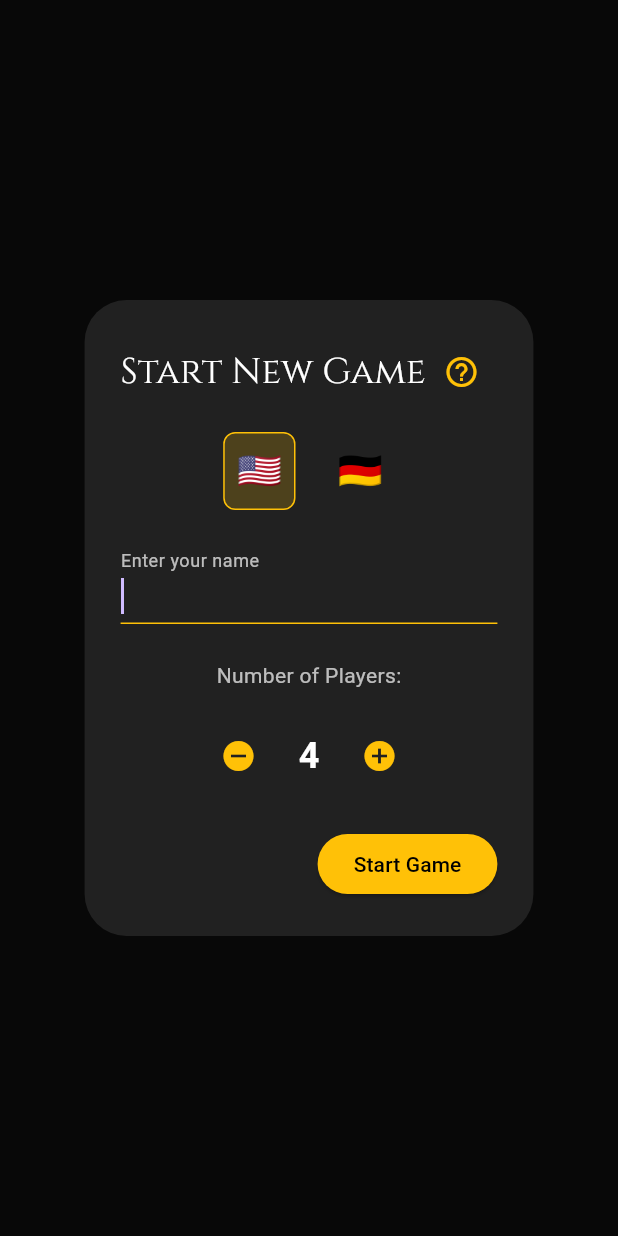
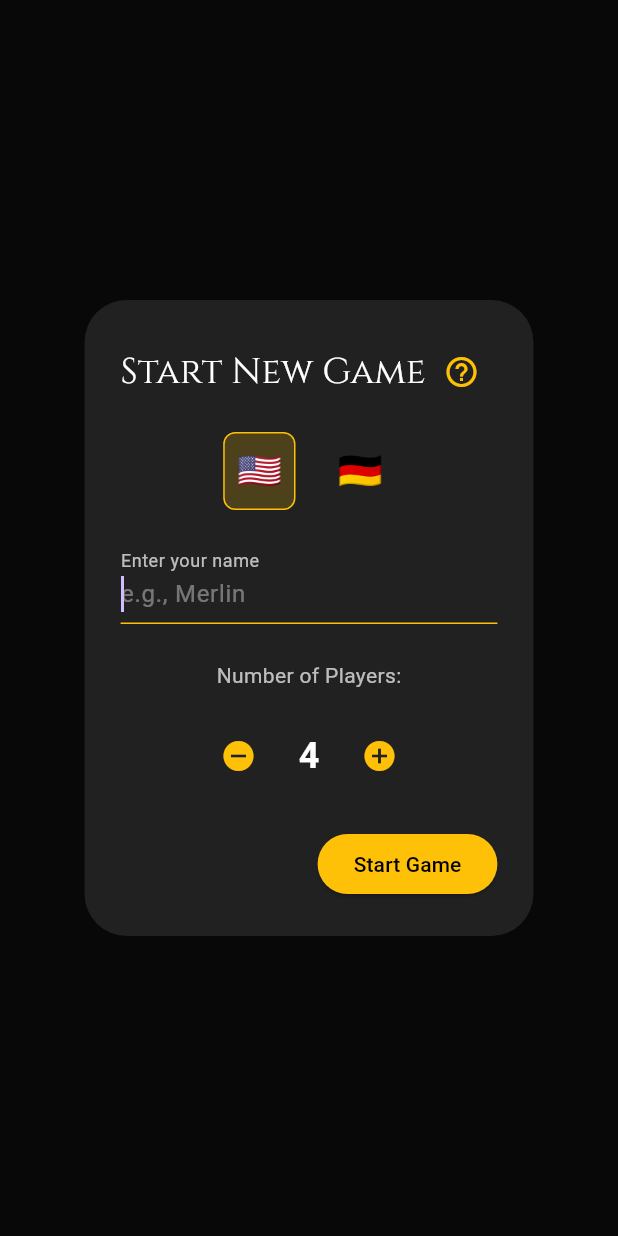
Before and after one commit to manusco/arcana, a Flutter app: the screen it shows after launch, after a tap on "Start New Game", on a phone screen of 412 x 824 dp. Run offline on Flutter 3.47's test engine with Material 3 defaults, Android fonts, the phone set to English and light mode, and no system bars; our stand-ins replace flutter_animate, google_fonts, shared_preferences, web.

Commit message:
feat: Improve name input UX with auto-capitalization and hints
- Added `TextCapitalization.words` to player name input.
- Added `AutofillHints.name` and `TextInputType.name`.
- Added localized `hintText` ("e.g., Merlin") to English and German translations.
- Updated `.Jules/palette.md` with learnings.

```diff
--- a/lib/screens/game_screen.dart
+++ b/lib/screens/game_screen.dart
@@ -906,10 +906,13 @@ class _GameSetupDialogState extends State<_GameSetupDialog> {
           // ),
           const SizedBox(height: 10),
           TextField(
+            textCapitalization: TextCapitalization.words,
+            autofillHints: const [AutofillHints.name],
+            keyboardType: TextInputType.name,
             decoration: InputDecoration(
               labelText: context.watch<LocalizationService>().translate('enter_name'),
               labelStyle: const TextStyle(color: Colors.white70),
-              hintText: '',
+              hintText: context.watch<LocalizationService>().translate('name_hint'),
               hintStyle: const TextStyle(color: Colors.white38),
               enabledBorder: UnderlineInputBorder(
                 borderSide: BorderSide(color: Colors.amber.withOpacity(0.5)),
--- a/lib/utils/translations.dart
+++ b/lib/utils/translations.dart
@@ -35,6 +35,7 @@ class Translations {
       'round_abbr': 'Rnd',
       'restart_tooltip': 'Restart Game',
       'enter_name': 'Enter your name',
+      'name_hint': 'e.g., Merlin',
       'number_of_players': 'Number of Players',
       'start_game': 'Start Game',
       'rules': 'Rules',
@@ -88,6 +89,7 @@ class Translations {
       'round_abbr': 'Rd',
       'restart_tooltip': 'Spiel neu starten',
       'enter_name': 'Gib deinen Namen ein',
+      'name_hint': 'z.B. Merlin',
       'number_of_players': 'Anzahl der Spieler',
       'start_game': 'Spiel starten',
       'rules': 'Regeln',
```
Also changed, not shown: 1 other file.
